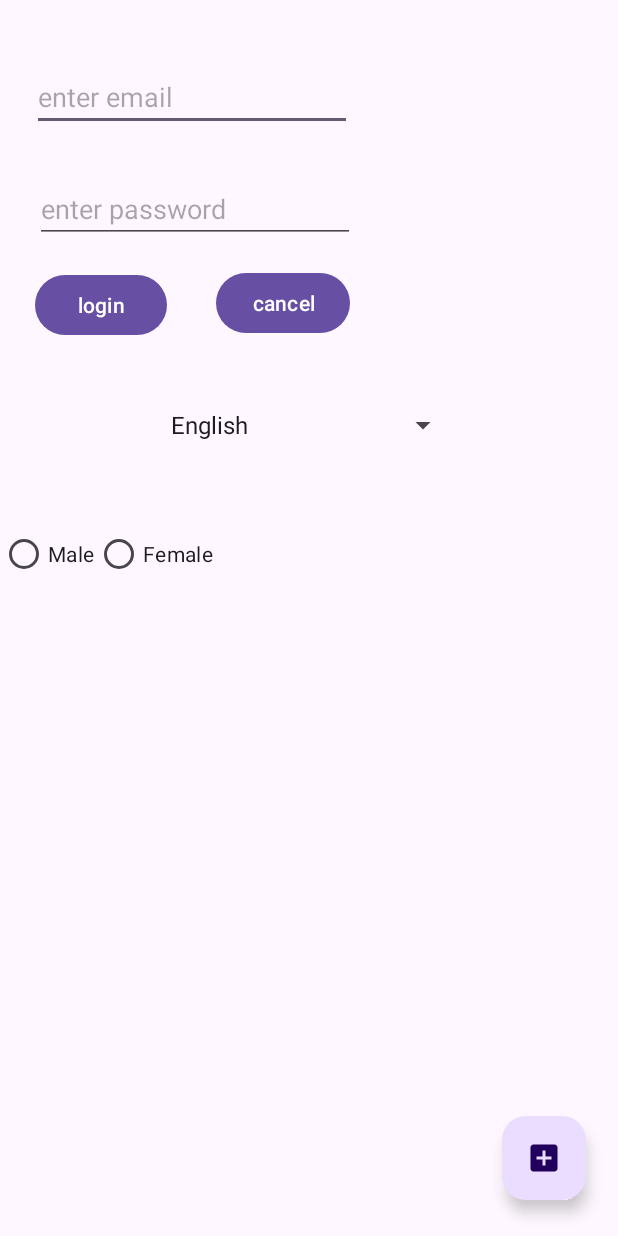
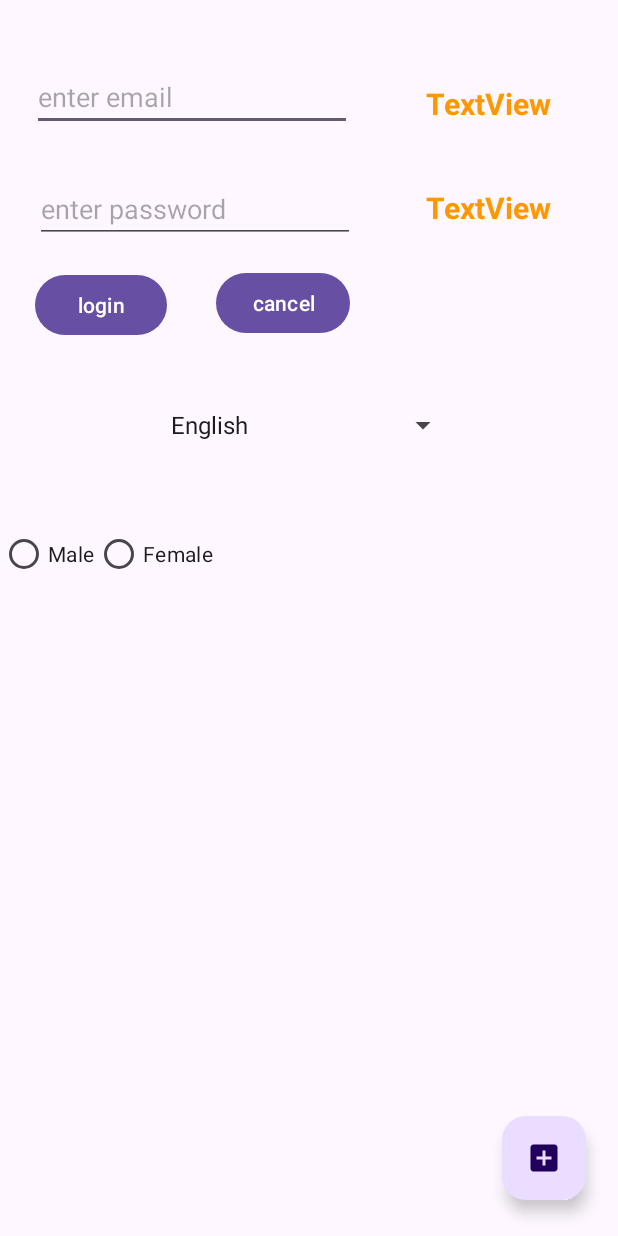
Before and after one commit to abdultanveer/amdocsapp, an Android app: the screen it shows after launch (MainActivity), on a phone screen of 412 x 824 dp. Run offline under Robolectric (Android 15) with nearby library versions, the phone set to English and light mode, and no system bars.

Commit message:
styles.xml

```diff
--- a/app/src/main/res/layout/activity_main.xml
+++ b/app/src/main/res/layout/activity_main.xml
@@ -101,4 +101,27 @@
             android:layout_height="wrap_content"
             android:text="Female" />
     </RadioGroup>
+
+    <TextView
+        android:id="@+id/textView"
+        android:layout_width="wrap_content"
+        android:layout_height="wrap_content"
+        android:layout_marginStart="61dp"
+        android:layout_marginTop="55dp"
+        android:layout_marginEnd="59dp"
+        android:text="TextView"
+       style="@style/mytextStyle"
+        app:layout_constraintEnd_toEndOf="parent"
+        app:layout_constraintStart_toEndOf="@+id/etPassword"
+        app:layout_constraintTop_toTopOf="parent" />
+
+    <TextView
+        android:id="@+id/textView2"
+        android:layout_width="wrap_content"
+        android:layout_height="wrap_content"
+        android:text="TextView"
+       style="@style/mytextStyle"
+        app:layout_constraintBaseline_toBaselineOf="@+id/etPassword"
+        app:layout_constraintEnd_toEndOf="@+id/textView"
+        app:layout_constraintStart_toStartOf="@+id/textView" />
 </androidx.constraintlayout.widget.ConstraintLayout>
--- a/app/src/main/res/values/colors.xml
+++ b/app/src/main/res/values/colors.xml
@@ -2,4 +2,5 @@
 <resources>
     <color name="black">#FF000000</color>
     <color name="white">#FFFFFFFF</color>
+    <color name="mytext">#E91E63</color>
 </resources>
--- /dev/null
+++ b/app/src/main/res/values/styles.xml
@@ -0,0 +1,13 @@
+<?xml version="1.0" encoding="utf-8"?>
+<resources>
+    <style name="mytextStyle">
+        <item name="android:textColor">#FF9800</item>
+        <item name="android:textSize">20sp</item>
+        <item name="android:textStyle">bold</item>
+    </style>
+</resources>
+
+
+ <!--   android:textColor="@color/mytext"
+    android:textSize="20sp"
+    android:textStyle="bold"-->
```
Also changed, not shown: app/src/main/res/layout-land/activity_recycler.xml (+11 -0 lines).
